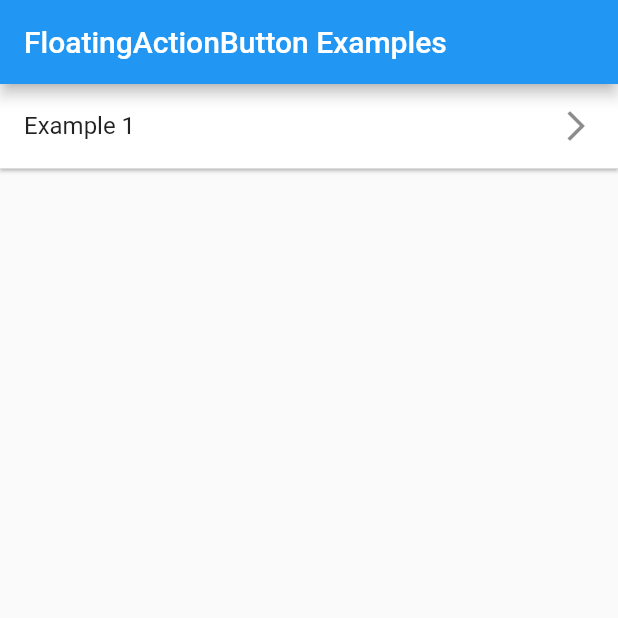
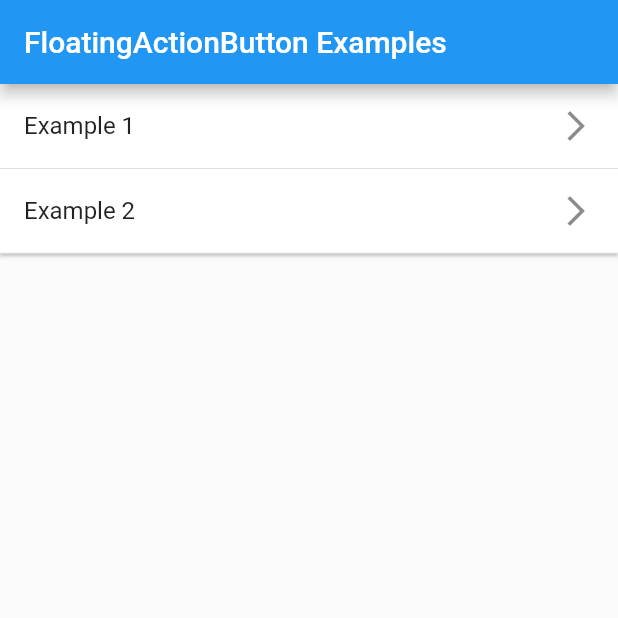
Before and after one commit to idonuntius/FloatingActionButton_example_Flutter, a Flutter app: the screen it shows after launch, on a phone screen of 412 x 824 dp, the top half of it. Run offline on Flutter 3.47's test engine with Material 2 defaults, Android fonts, the phone set to English and light mode, and no system bars.

Commit message:
[modify] Add item that transitions to example1_page

```diff
--- a/lib/main.dart
+++ b/lib/main.dart
@@ -1,5 +1,6 @@
 import 'package:flutter/material.dart';
 import 'package:floating_action_button_example/example1/example1_page.dart';
+import 'package:floating_action_button_example/example2/example2_page.dart';
 
 void main() => runApp(MyApp());
 
@@ -19,6 +20,7 @@ class MyApp extends StatelessWidget {
 class MainPage extends StatelessWidget {
   final _dataList = [
     'Example 1',
+    'Example 2',
   ];
 
   @override
@@ -29,14 +31,14 @@ class MainPage extends StatelessWidget {
       ),
       body: ListView.builder(
         itemBuilder:  (BuildContext context, int index) {
-          return _listItemView(context, _dataList[index]);
+          return _listItemView(context, index);
         },
         itemCount: _dataList.length,
       ),
     );
   }
 
-  Widget _listItemView(BuildContext context, String title) {
+  Widget _listItemView(BuildContext context, int index) {
     return Card(
       margin: EdgeInsets.all(0),
       shape: RoundedRectangleBorder(borderRadius: BorderRadius.zero),
@@ -50,10 +52,17 @@ class MainPage extends StatelessWidget {
           ),
         ),
         child: ListTile(
-          title: Text(title),
+          title: Text(_dataList[index]),
           trailing: Icon(Icons.arrow_forward_ios),
           onTap: () {
-            _goExample1Page(context);
+            switch (index) {
+              case 0:
+                _goExample1Page(context);
+                break;
+              case 1:
+                _goExample2Page(context);
+                break;
+            }
           },
         ),
       ),
@@ -67,4 +76,12 @@ class MainPage extends StatelessWidget {
         })
     );
   }
+
+  _goExample2Page(BuildContext context) {
+    Navigator.of(context).push(
+        MaterialPageRoute(builder: (context) {
+          return Example2Page();
+        })
+    );
+  }
 }
```
